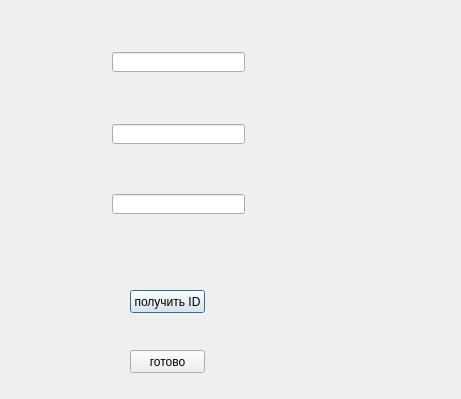
This is add_new_student/new_student.ui in Plusers/ASL as Qt 5 draws it before an edit. The edited form follows.
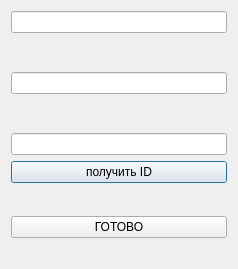
This is the edited form.

Commit message: dwonload pic and fix UI

The edit to the form file:
```diff
--- a/add_new_student/new_student.ui
+++ b/add_new_student/new_student.ui
@@ -6,91 +6,100 @@
    <rect>
     <x>0</x>
     <y>0</y>
-    <width>461</width>
-    <height>399</height>
+    <width>238</width>
+    <height>269</height>
    </rect>
   </property>
   <property name="windowTitle">
    <string>Введите данные об ученике</string>
   </property>
+  <layout class="QGridLayout" name="gridLayout">
+   <item row="0" column="1">
+    <layout class="QVBoxLayout" name="verticalLayout">
+     <item>
+      <widget class="QLineEdit" name="dateofbirth">
+       <property name="text">
+        <string/>
+       </property>
+      </widget>
+     </item>
+     <item>
+      <spacer name="verticalSpacer">
+       <property name="orientation">
+        <enum>Qt::Vertical</enum>
+       </property>
+       <property name="sizeHint" stdset="0">
+        <size>
+         <width>20</width>
+         <height>40</height>
+        </size>
+       </property>
+      </spacer>
+     </item>
+     <item>
   <widget class="QLineEdit" name="form">
-   <property name="geometry">
-    <rect>
-     <x>112</x>
-     <y>124</y>
-     <width>133</width>
-     <height>20</height>
-    </rect>
-   </property>
+       <property name="text">
+        <string/>
+       </property>
+      </widget>
+     </item>
+     <item>
+      <spacer name="verticalSpacer_2">
+       <property name="orientation">
+        <enum>Qt::Vertical</enum>
+       </property>
+       <property name="sizeHint" stdset="0">
+        <size>
+         <width>20</width>
+         <height>40</height>
+        </size>
+       </property>
+      </spacer>
+     </item>
+     <item>
+      <widget class="QLineEdit" name="monthofbirth">
    <property name="text">
     <string/>
    </property>
   </widget>
+     </item>
+    </layout>
+   </item>
+   <item row="4" column="1">
   <widget class="QLabel" name="label_2">
-   <property name="geometry">
-    <rect>
-     <x>70</x>
-     <y>260</y>
-     <width>5</width>
-     <height>13</height>
-    </rect>
-   </property>
    <property name="text">
     <string/>
    </property>
   </widget>
+   </item>
+   <item row="1" column="1">
   <widget class="QPushButton" name="pushButton">
-   <property name="geometry">
-    <rect>
-     <x>130</x>
-     <y>290</y>
-     <width>75</width>
-     <height>23</height>
-    </rect>
-   </property>
    <property name="text">
     <string>получить ID</string>
    </property>
   </widget>
+   </item>
+   <item row="2" column="1">
+    <spacer name="verticalSpacer_3">
+     <property name="orientation">
+      <enum>Qt::Vertical</enum>
+     </property>
+     <property name="sizeHint" stdset="0">
+      <size>
+       <width>20</width>
+       <height>40</height>
+      </size>
+     </property>
+    </spacer>
+   </item>
+   <item row="3" column="1">
   <widget class="QPushButton" name="pushButton_3">
-   <property name="geometry">
-    <rect>
-     <x>130</x>
-     <y>350</y>
-     <width>75</width>
-     <height>23</height>
-    </rect>
-   </property>
    <property name="text">
-    <string>готово</string>
-   </property>
-  </widget>
-  <widget class="QLineEdit" name="dateofbirth">
-   <property name="geometry">
-    <rect>
-     <x>112</x>
-     <y>52</y>
-     <width>133</width>
-     <height>20</height>
-    </rect>
-   </property>
-   <property name="text">
-    <string/>
-   </property>
-  </widget>
-  <widget class="QLineEdit" name="monthofbirth">
-   <property name="geometry">
-    <rect>
-     <x>112</x>
-     <y>194</y>
-     <width>133</width>
-     <height>20</height>
-    </rect>
-   </property>
-   <property name="text">
-    <string/>
-   </property>
-  </widget>
+      <string>ГОТОВО</string>
+     </property>
+    </widget>
+   </item>
+  </layout>
  </widget>
  <resources/>
  <connections/>
```
Left out of the diff: 2 changed lines with no effect on the pictures. Lines whose indentation alone changed are shown as unchanged. The commit also changes 3 other files.
